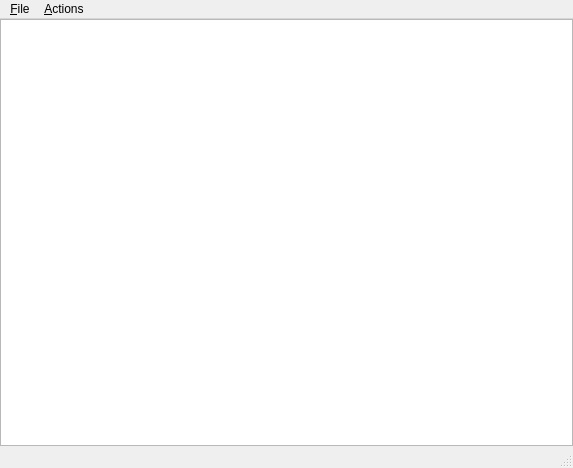
The window that mainwindow.ui (sr9000/Editable-Tree-Model-Example) describes before a commit, drawn with Qt 5.
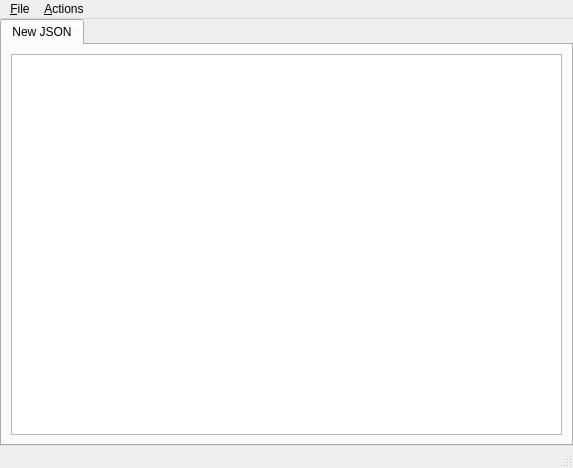
The same window after the commit.

Commit message: fix window layout

The edit to the form file:
```diff
--- a/mainwindow.ui
+++ b/mainwindow.ui
@@ -22,6 +22,16 @@
      <number>0</number>
     </property>
     <item>
+     <widget class="QTabWidget" name="tabWidget">
+      <property name="currentIndex">
+       <number>0</number>
+      </property>
+      <widget class="QWidget" name="tab">
+       <attribute name="title">
+        <string>New JSON</string>
+       </attribute>
+       <layout class="QVBoxLayout" name="verticalLayout">
+        <item>
      <widget class="QTreeView" name="view">
       <property name="alternatingRowColors">
        <bool>true</bool>
@@ -42,7 +52,11 @@
     </item>
    </layout>
   </widget>
-  <widget class="QMenuBar" name="menubar">
+     </widget>
+    </item>
+   </layout>
+  </widget>
+  <widget class="QMenuBar" name="menuBar">
    <property name="geometry">
     <rect>
      <x>0</x>
```
Left out of the diff: 92 changed lines with no effect on the pictures. Lines whose indentation alone changed are shown as unchanged. The commit also changes 1 other file.
